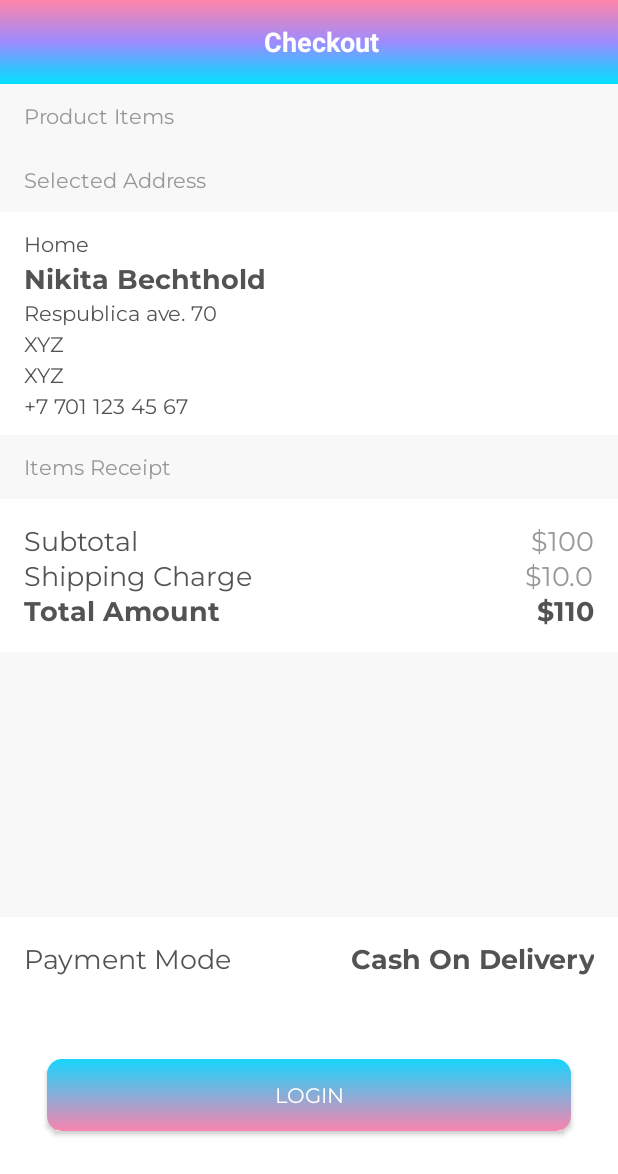
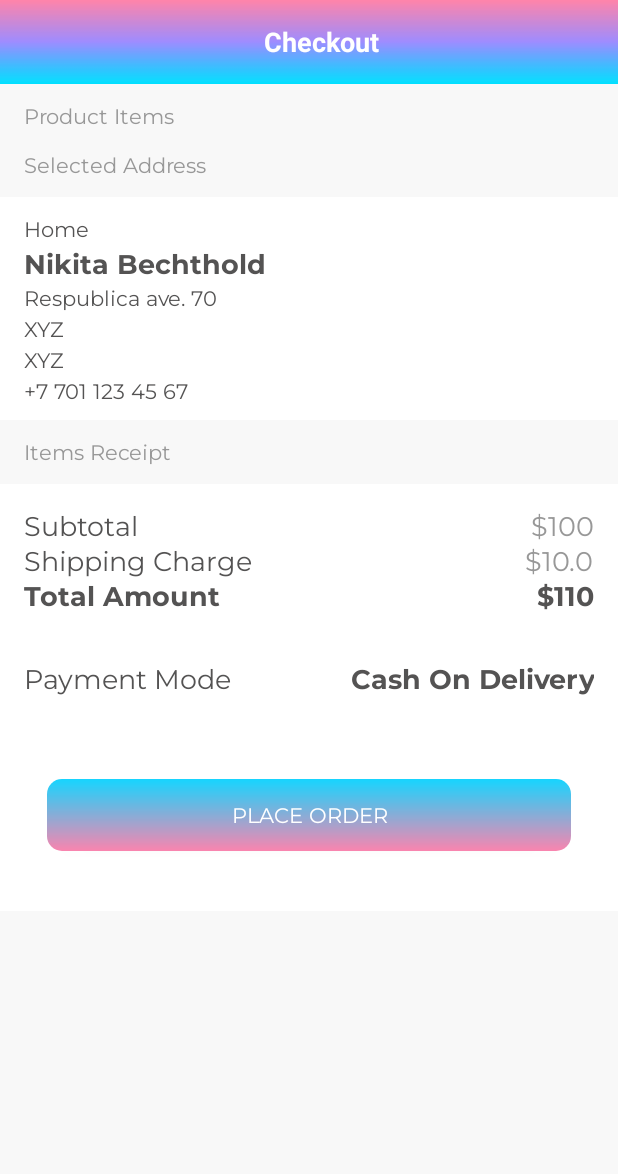
Before and after one commit to TerraNova4697/ETerra, an Android app: the layout fragment_checkout.xml on its own in the app's theme, with its tools: preview values and no code run, on a phone screen of 412 x 824 dp. Shown: the top 1174 px of the screen. Run offline under Robolectric (Android 15) with nearby library versions, the phone set to English and light mode, and no system bars.

Commit message:
Fixed bug with layout fragment_checkout

```diff
--- a/app/src/main/java/com/example/eterra/ui/checkout/CheckoutFragment.kt
+++ b/app/src/main/java/com/example/eterra/ui/checkout/CheckoutFragment.kt
@@ -2,7 +2,9 @@ package com.example.eterra.ui.checkout
 
 import android.os.Bundle
 import android.util.Log
+import android.view.LayoutInflater
 import android.view.View
+import android.view.ViewGroup
 import androidx.fragment.app.viewModels
 import androidx.lifecycle.lifecycleScope
 import androidx.recyclerview.widget.LinearLayoutManager
@@ -10,6 +12,7 @@ import com.example.eterra.R
 import com.example.eterra.databinding.FragmentCheckoutBinding
 import com.example.eterra.models.Address
 import com.example.eterra.ui.BaseFragment
+import com.example.eterra.ui.SignedInActivity
 import com.example.eterra.ui.adapters.CartItemsListAdapter
 import com.example.eterra.ui.products.ProductsViewModel
 import com.example.eterra.utils.Constants
@@ -23,6 +26,17 @@ class CheckoutFragment: BaseFragment(R.layout.fragment_checkout),
     private var address: Address? = null
     private val checkoutViewModel: CheckoutViewModel by viewModels()
     private lateinit var binding: FragmentCheckoutBinding
+
+    override fun onCreateView(
+        inflater: LayoutInflater,
+        container: ViewGroup?,
+        savedInstanceState: Bundle?
+    ): View? {
+        (requireActivity() as SignedInActivity).supportActionBar?.hide()
+        (requireActivity() as SignedInActivity).bottomNavigationView.visibility = View.GONE
+
+        return super.onCreateView(inflater, container, savedInstanceState)
+    }
 
     override fun onResume() {
         super.onResume()
@@ -48,8 +62,9 @@ class CheckoutFragment: BaseFragment(R.layout.fragment_checkout),
                 tvCheckoutAddressType.text = address!!.type
                 tvCheckoutFullName.text = address!!.name
                 tvCheckoutAddress.text = "${address!!.address}, ${address!!.zipCode}"
+                tvMobileNumber.text = address!!.mobileNumber
                 tvCheckoutAdditionalNote.text = address!!.additionalNote
-                tvMobileNumber.text = address!!.mobileNumber
+                tvCheckoutOtherDetails.text = address!!.otherDetails
             }
         }
 
--- a/app/src/main/res/layout/fragment_checkout.xml
+++ b/app/src/main/res/layout/fragment_checkout.xml
@@ -1,5 +1,5 @@
 <?xml version="1.0" encoding="utf-8"?>
-<RelativeLayout xmlns:android="http://schemas.android.com/apk/res/android"
+<androidx.constraintlayout.widget.ConstraintLayout xmlns:android="http://schemas.android.com/apk/res/android"
     xmlns:app="http://schemas.android.com/apk/res-auto"
     xmlns:tools="http://schemas.android.com/tools"
     android:layout_width="match_parent"
@@ -12,8 +12,10 @@
         android:id="@+id/toolbar_checkout_activity"
         android:layout_width="match_parent"
         android:layout_height="?attr/actionBarSize"
-        android:layout_alignParentTop="true"
-        android:background="@drawable/img_splash_background">
+        android:background="@drawable/img_splash_background"
+        app:layout_constraintEnd_toEndOf="parent"
+        app:layout_constraintStart_toStartOf="parent"
+        app:layout_constraintTop_toTopOf="parent">
 
         <TextView
             android:id="@+id/tv_title"
@@ -28,11 +30,15 @@
     </androidx.appcompat.widget.Toolbar>
 
     <ScrollView
+        android:id="@+id/scrollView2"
         android:layout_width="match_parent"
         android:layout_height="wrap_content"
-        android:layout_below="@id/toolbar_checkout_activity"
         android:fillViewport="true"
-        android:scrollbars="none">
+        android:scrollbars="none"
+        app:layout_constraintEnd_toEndOf="parent"
+        app:layout_constraintStart_toStartOf="parent"
+        app:layout_constraintTop_toBottomOf="@id/toolbar_checkout_activity"
+        >
 
         <RelativeLayout
             android:layout_width="match_parent"
@@ -45,7 +51,6 @@
                 android:layout_marginStart="@dimen/checkout_content_marginStartEnd"
                 android:layout_marginTop="@dimen/checkout_content_marginTopBottom"
                 android:layout_marginEnd="@dimen/checkout_content_marginStartEnd"
-                android:layout_marginBottom="@dimen/checkout_content_marginTopBottom"
                 android:paddingTop="@dimen/checkout_content_lbl_padding"
                 android:paddingBottom="@dimen/checkout_content_lbl_padding"
                 android:text="@string/checkout_lbl_product_items"
@@ -145,9 +150,9 @@
                 android:id="@+id/progressBar"
                 android:layout_width="50dp"
                 android:layout_height="50dp"
-                android:visibility="gone"
+                android:layout_centerHorizontal="true"
                 android:layout_centerVertical="true"
-                android:layout_centerHorizontal="true"/>
+                android:visibility="gone" />
 
             <com.example.eterra.utils.customviews.ETTextView
                 android:id="@+id/tv_items_receipt"
@@ -165,6 +170,7 @@
                 android:textSize="@dimen/checkout_lbl_textSize" />
 
             <LinearLayout
+                android:id="@+id/ll_costs"
                 android:layout_width="match_parent"
                 android:layout_height="wrap_content"
                 android:layout_below="@id/tv_items_receipt"
@@ -241,21 +247,16 @@
                         tools:text="$110" />
                 </LinearLayout>
             </LinearLayout>
-        </RelativeLayout>
-    </ScrollView>
-
             <LinearLayout
                 android:id="@+id/ll_checkout_place_order"
                 android:layout_width="match_parent"
                 android:layout_height="wrap_content"
-        android:layout_alignParentBottom="true"
                 android:background="@color/white"
                 android:orientation="vertical"
+                android:paddingBottom="40dp"
                 android:padding="@dimen/ll_checkout_place_order_padding"
                 android:layout_marginBottom="30dp"
-        app:layout_constraintBottom_toBottomOf="parent"
-        app:layout_constraintEnd_toEndOf="parent"
-        app:layout_constraintStart_toStartOf="parent">
+                android:layout_below="@id/ll_costs">
 
                 <LinearLayout
                     android:layout_width="match_parent"
@@ -289,8 +290,13 @@
                     android:layout_marginTop="55dp"
                     android:layout_marginEnd="15dp"
                     android:layout_marginBottom="24dp"
-            android:text="@string/login_caps"
+                    android:text="@string/btn_lbl_place_order"
                     android:textColor="@color/white"
                     android:textStyle="bold"/>
             </LinearLayout>
         </RelativeLayout>
+    </ScrollView>
+
+
+
+</androidx.constraintlayout.widget.ConstraintLayout>
```
Lines whose indentation alone changed are shown as unchanged.
